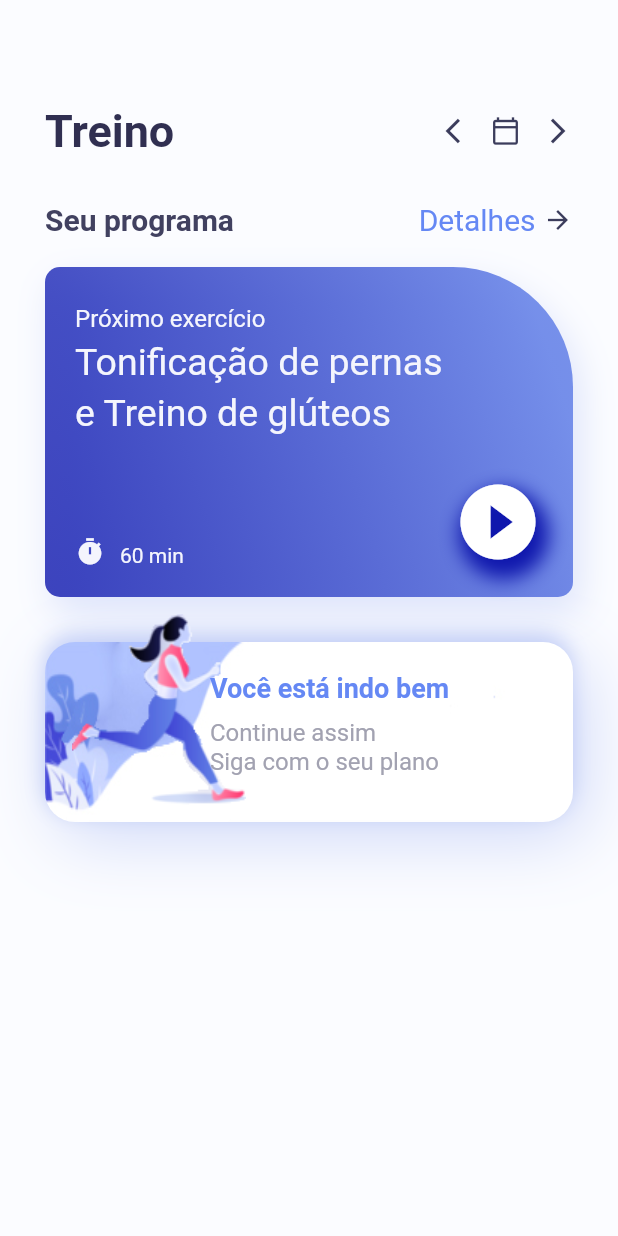
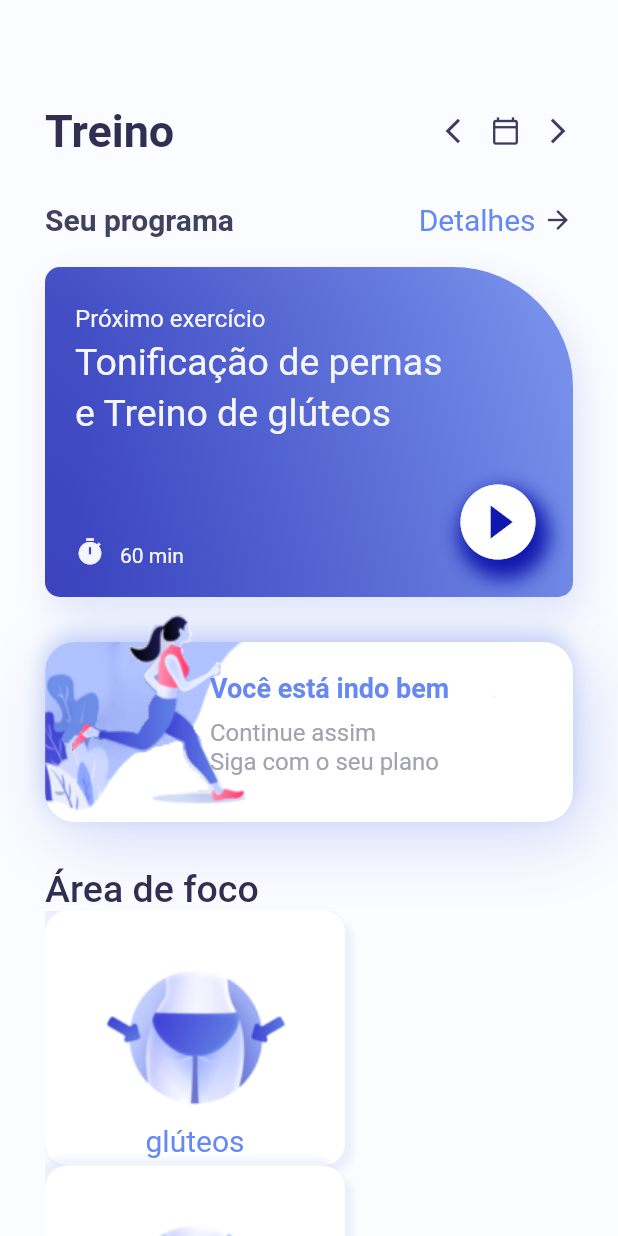
Before and after one commit to matheus2-andrade/training-app-flutter, a Flutter app: the screen it shows after launch, on a phone screen of 412 x 824 dp. Run offline on Flutter 3.47's test engine with Material 2 defaults, Android fonts, the phone set to English and light mode, and no system bars; missing offline and left inert: dart:ffi.

Commit message:
created focus area

```diff
--- a/json/info.json
+++ b/json/info.json
@@ -0,0 +1,21 @@
+[
+    {
+        "title": "Glúteos",
+        "img": "assets/ex1.png"
+    },
+
+    {
+        "title": "Abs",
+        "img": "assets/ex2.png"
+    },
+
+    {
+        "title": "Pernas",
+        "img": "assets/ex3.png"
+    },
+
+    {
+        "title": "Braços",
+        "img": "assets/ex4.png"
+    }
+]
--- a/lib/home/home_page.dart
+++ b/lib/home/home_page.dart
@@ -257,6 +257,66 @@ class _HomePageState extends State<HomePage> {
                 ],
               ),
             ),
+            Row(
+              children: [
+                Text(
+                  "Área de foco",
+                  textAlign: TextAlign.center,
+                  style: TextStyle(
+                      fontSize: 25,
+                      fontWeight: FontWeight.w500,
+                      color: color.AppColor.homePageTitle),
+                ),
+              ],
+            ),
+            Expanded(
+              child: ListView.builder(
+                itemCount: 4,
+                itemBuilder: (_, i) {
+                  return Row(
+                    children: [
+                      Container(
+                        padding: EdgeInsets.only(bottom: 5),
+                        width: 200,
+                        height: 170,
+                        decoration: BoxDecoration(
+                          color: Colors.white,
+                          borderRadius: BorderRadius.circular(15),
+                          image: DecorationImage(
+                            image: AssetImage("assets/ex1.png"),
+                          ),
+                          boxShadow: [
+                            BoxShadow(
+                              blurRadius: 3,
+                              offset: Offset(5, 5),
+                              color: color.AppColor.gradientSecond
+                                  .withOpacity(0.1),
+                            ),
+                            BoxShadow(
+                              blurRadius: 3,
+                              offset: Offset(-5, -5),
+                              color: color.AppColor.gradientSecond
+                                  .withOpacity(0.1),
+                            ),
+                          ],
+                        ),
+                        child: Center(
+                          child: Align(
+                            alignment: Alignment.bottomCenter,
+                            child: Text(
+                              "glúteos",
+                              style: TextStyle(
+                                  fontSize: 20,
+                                  color: color.AppColor.homePageDetail),
+                            ),
+                          ),
+                        ),
+                      ),
+                    ],
+                  );
+                },
+              ),
+            ),
           ],
         ),
       ),
```
